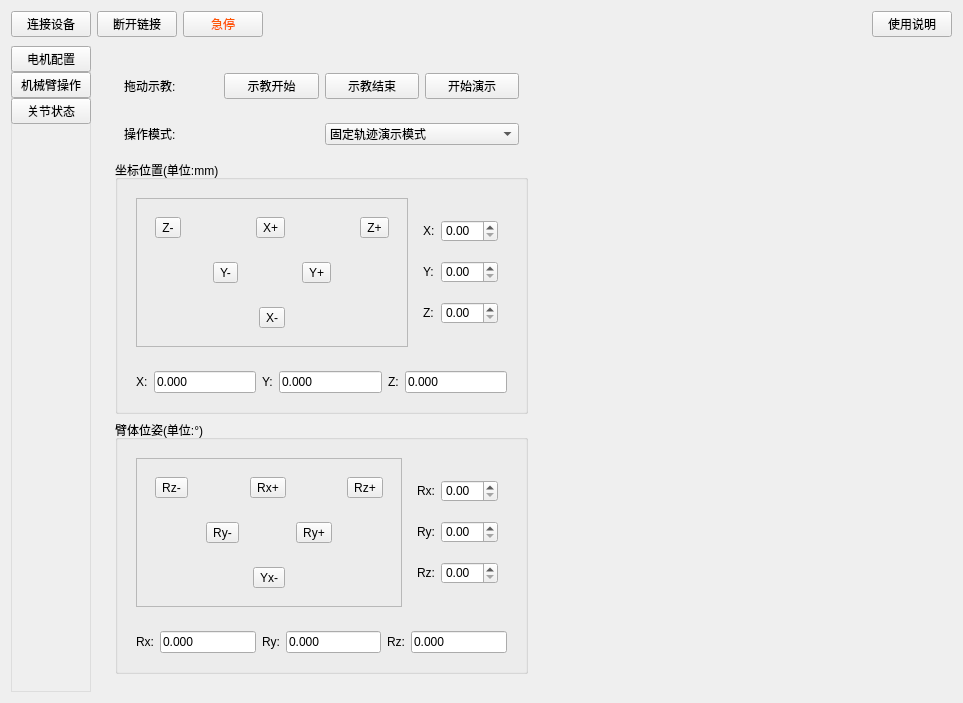
Old version of the form MainWidget.ui in the repository linzaixing/RobStride_Motor.
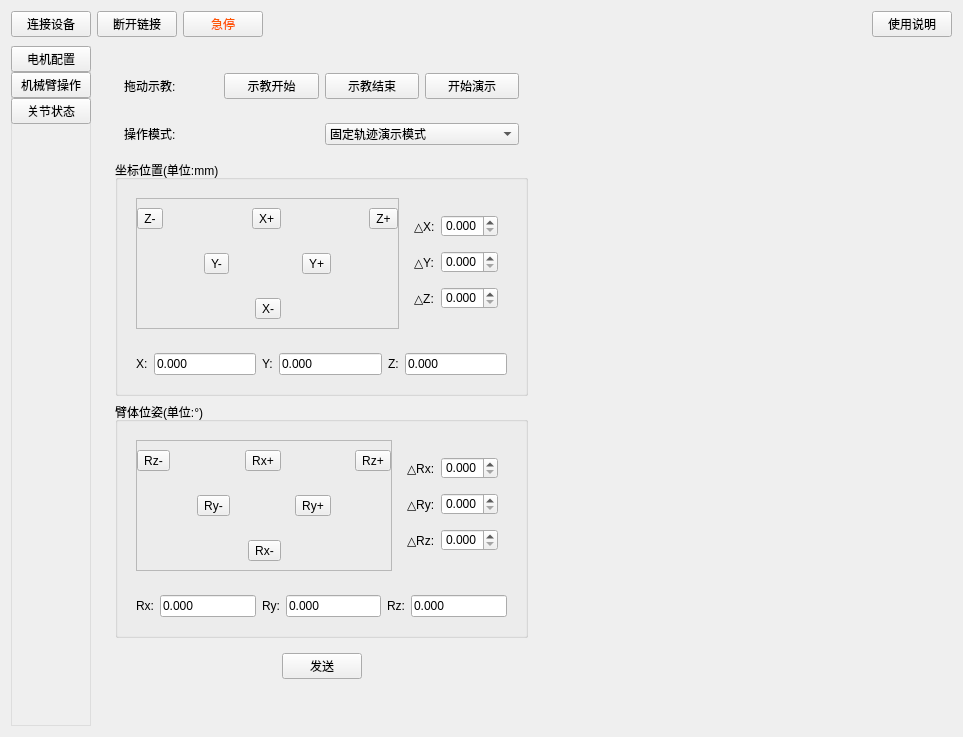
New version of the form. The open tabs and pages were chosen to show the change.

What changed in the file:
```diff
--- a/MainWidget.ui
+++ b/MainWidget.ui
@@ -6,10 +6,16 @@
    <rect>
     <x>0</x>
     <y>0</y>
-    <width>957</width>
+    <width>959</width>
     <height>664</height>
    </rect>
   </property>
+  <property name="minimumSize">
+   <size>
+    <width>0</width>
+    <height>0</height>
+   </size>
+  </property>
   <property name="windowTitle">
    <string>工具</string>
   </property>
@@ -869,9 +875,27 @@
                          <enum>QFrame::Raised</enum>
                         </property>
                         <layout class="QVBoxLayout" name="verticalLayout_8">
+                         <property name="leftMargin">
+                          <number>0</number>
+                         </property>
+                         <property name="topMargin">
+                          <number>0</number>
+                         </property>
+                         <property name="rightMargin">
+                          <number>0</number>
+                         </property>
+                         <property name="bottomMargin">
+                          <number>0</number>
+                         </property>
                          <item>
                           <widget class="QWidget" name="widget_17" native="true">
                            <layout class="QHBoxLayout" name="horizontalLayout_17">
+                            <property name="leftMargin">
+                             <number>0</number>
+                            </property>
+                            <property name="rightMargin">
+                             <number>0</number>
+                            </property>
                             <item>
                              <widget class="QToolButton" name="toolButton">
                               <property name="text">
@@ -934,6 +958,12 @@
                          <item>
                           <widget class="QWidget" name="widget_18" native="true">
                            <layout class="QHBoxLayout" name="horizontalLayout_18">
+                            <property name="leftMargin">
+                             <number>0</number>
+                            </property>
+                            <property name="rightMargin">
+                             <number>0</number>
+                            </property>
                             <item>
                              <spacer name="horizontalSpacer_6">
                               <property name="orientation">
@@ -999,6 +1029,12 @@
                          <item>
                           <widget class="QWidget" name="widget_19" native="true">
                            <layout class="QHBoxLayout" name="horizontalLayout_19">
+                            <property name="leftMargin">
+                             <number>0</number>
+                            </property>
+                            <property name="rightMargin">
+                             <number>0</number>
+                            </property>
                             <item>
                              <spacer name="horizontalSpacer_11">
                               <property name="orientation">
@@ -1049,12 +1085,22 @@
                            <item>
                             <widget class="QLabel" name="label_8">
                              <property name="text">
-                              <string>X:</string>
+                              <string>△X:</string>
                              </property>
                             </widget>
                            </item>
                            <item>
-                            <widget class="QDoubleSpinBox" name="doubleSpinBox"/>
+                            <widget class="QDoubleSpinBox" name="spinBox_x_pos">
+                             <property name="decimals">
+                              <number>3</number>
+                             </property>
+                             <property name="maximum">
+                              <double>5.000000000000000</double>
+                             </property>
+                             <property name="singleStep">
+                              <double>0.001000000000000</double>
+                             </property>
+                            </widget>
                            </item>
                           </layout>
                          </item>
@@ -1063,12 +1109,22 @@
                            <item>
                             <widget class="QLabel" name="label_9">
                              <property name="text">
-                              <string>Y:</string>
+                              <string>△Y:</string>
                              </property>
                             </widget>
                            </item>
                            <item>
-                            <widget class="QDoubleSpinBox" name="doubleSpinBox_2"/>
+                            <widget class="QDoubleSpinBox" name="spinBox_y_pos">
+                             <property name="decimals">
+                              <number>3</number>
+                             </property>
+                             <property name="maximum">
+                              <double>5.000000000000000</double>
+                             </property>
+                             <property name="singleStep">
+                              <double>0.001000000000000</double>
+                             </property>
+                            </widget>
                            </item>
                           </layout>
                          </item>
@@ -1077,12 +1133,22 @@
                            <item>
                             <widget class="QLabel" name="label_10">
                              <property name="text">
-                              <string>Z:</string>
+                              <string>△Z:</string>
                              </property>
                             </widget>
                            </item>
                            <item>
-                            <widget class="QDoubleSpinBox" name="doubleSpinBox_3"/>
+                            <widget class="QDoubleSpinBox" name="spinBox_z_pos">
+                             <property name="decimals">
+                              <number>3</number>
+                             </property>
+                             <property name="maximum">
+                              <double>5.000000000000000</double>
+                             </property>
+                             <property name="singleStep">
+                              <double>0.001000000000000</double>
+                             </property>
+                            </widget>
                            </item>
                           </layout>
                          </item>
@@ -1173,9 +1239,27 @@
                          <enum>QFrame::Raised</enum>
                         </property>
                         <layout class="QVBoxLayout" name="verticalLayout_11">
+                         <property name="leftMargin">
+                          <number>0</number>
+                         </property>
+                         <property name="topMargin">
+                          <number>0</number>
+                         </property>
+                         <property name="rightMargin">
+                          <number>0</number>
+                         </property>
+                         <property name="bottomMargin">
+                          <number>0</number>
+                         </property>
                          <item>
                           <widget class="QWidget" name="widget_22" native="true">
                            <layout class="QHBoxLayout" name="horizontalLayout_22">
+                            <property name="leftMargin">
+                             <number>0</number>
+                            </property>
+                            <property name="rightMargin">
+                             <number>0</number>
+                            </property>
                             <item>
                              <widget class="QToolButton" name="toolButton_7">
                               <property name="text">
@@ -1238,6 +1322,12 @@
                          <item>
                           <widget class="QWidget" name="widget_23" native="true">
                            <layout class="QHBoxLayout" name="horizontalLayout_23">
+                            <property name="leftMargin">
+                             <number>0</number>
+                            </property>
+                            <property name="rightMargin">
+                             <number>0</number>
+                            </property>
                             <item>
                              <spacer name="horizontalSpacer_15">
                               <property name="orientation">
@@ -1303,6 +1393,12 @@
                          <item>
                           <widget class="QWidget" name="widget_24" native="true">
                            <layout class="QHBoxLayout" name="horizontalLayout_24">
+                            <property name="leftMargin">
+                             <number>0</number>
+                            </property>
+                            <property name="rightMargin">
+                             <number>0</number>
+                            </property>
                             <item>
                              <spacer name="horizontalSpacer_18">
                               <property name="orientation">
@@ -1319,7 +1415,7 @@
                             <item>
                              <widget class="QToolButton" name="toolButton_12">
                               <property name="text">
-                               <string>Yx-</string>
+                               <string>Rx-</string>
                               </property>
                               <property name="toolButtonStyle">
                                <enum>Qt::ToolButtonTextUnderIcon</enum>
@@ -1353,12 +1449,22 @@
                            <item>
                             <widget class="QLabel" name="label_14">
                              <property name="text">
-                              <string>Rx:</string>
+                              <string>△Rx:</string>
                              </property>
                             </widget>
                            </item>
                            <item>
-                            <widget class="QDoubleSpinBox" name="doubleSpinBox_4"/>
+                            <widget class="QDoubleSpinBox" name="spinBox_x_angle">
+                             <property name="decimals">
+                              <number>3</number>
+                             </property>
+                             <property name="maximum">
+                              <double>5.000000000000000</double>
+                             </property>
+                             <property name="singleStep">
+                              <double>0.001000000000000</double>
+                             </property>
+                            </widget>
                            </item>
                           </layout>
                          </item>
@@ -1367,12 +1473,22 @@
                            <item>
                             <widget class="QLabel" name="label_15">
                              <property name="text">
-                              <string>Ry:</string>
+                              <string>△Ry:</string>
                              </property>
                             </widget>
                            </item>
                            <item>
-                            <widget class="QDoubleSpinBox" name="doubleSpinBox_5"/>
+                            <widget class="QDoubleSpinBox" name="spinBox_y_angle">
+                             <property name="decimals">
+                              <number>3</number>
+                             </property>
+                             <property name="maximum">
+                              <double>5.000000000000000</double>
+                             </property>
+                             <property name="singleStep">
+                              <double>0.001000000000000</double>
+                             </property>
+                            </widget>
                            </item>
                           </layout>
                          </item>
@@ -1381,12 +1497,22 @@
                            <item>
                             <widget class="QLabel" name="label_16">
                              <property name="text">
-                              <string>Rz:</string>
+                              <string>△Rz:</string>
                              </property>
                             </widget>
                            </item>
                            <item>
-                            <widget class="QDoubleSpinBox" name="doubleSpinBox_6"/>
+                            <widget class="QDoubleSpinBox" name="spinBox_z_angle">
+                             <property name="decimals">
+                              <number>3</number>
+                             </property>
+                             <property name="maximum">
+                              <double>5.000000000000000</double>
+                             </property>
+                             <property name="singleStep">
+                              <double>0.001000000000000</double>
+                             </property>
+                            </widget>
                            </item>
                           </layout>
                          </item>
@@ -1459,6 +1585,61 @@
                   </layout>
                  </widget>
                 </item>
+                <item>
+                 <widget class="QWidget" name="widget_29" native="true">
+                  <property name="minimumSize">
+                   <size>
+                    <width>0</width>
+                    <height>0</height>
+                   </size>
+                  </property>
+                  <layout class="QHBoxLayout" name="horizontalLayout_39">
+                   <item>
+                    <spacer name="horizontalSpacer_26">
+                     <property name="orientation">
+                      <enum>Qt::Horizontal</enum>
+                     </property>
+                     <property name="sizeHint" stdset="0">
+                      <size>
+                       <width>154</width>
+                       <height>20</height>
+                      </size>
+                     </property>
+                    </spacer>
+                   </item>
+                   <item>
+                    <widget class="QPushButton" name="btn_send_pos_angle">
+                     <property name="text">
+                      <string>发送</string>
+                     </property>
+                    </widget>
+                   </item>
+                   <item>
+                    <spacer name="horizontalSpacer_27">
+                     <property name="orientation">
+                      <enum>Qt::Horizontal</enum>
+                     </property>
+                     <property name="sizeHint" stdset="0">
+                      <size>
+                       <width>153</width>
+                       <height>20</height>
+                      </size>
+                     </property>
+                    </spacer>
+                   </item>
+                  </layout>
+                 </widget>
+                </item>
+                <item>
+                 <widget class="QLabel" name="label_tips">
+                  <property name="text">
+                   <string/>
+                  </property>
+                  <property name="alignment">
+                   <set>Qt::AlignCenter</set>
+                  </property>
+                 </widget>
+                </item>
                </layout>
               </widget>
              </item>
```
Left out of the diff: 38 changed lines with no effect on the pictures.
